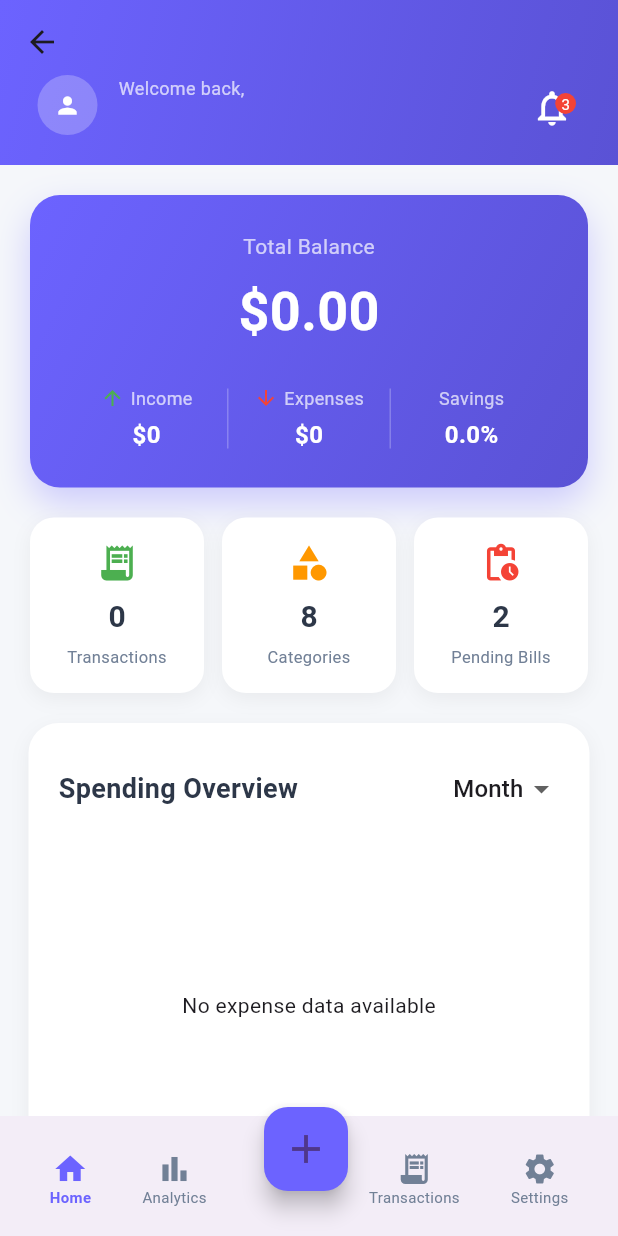
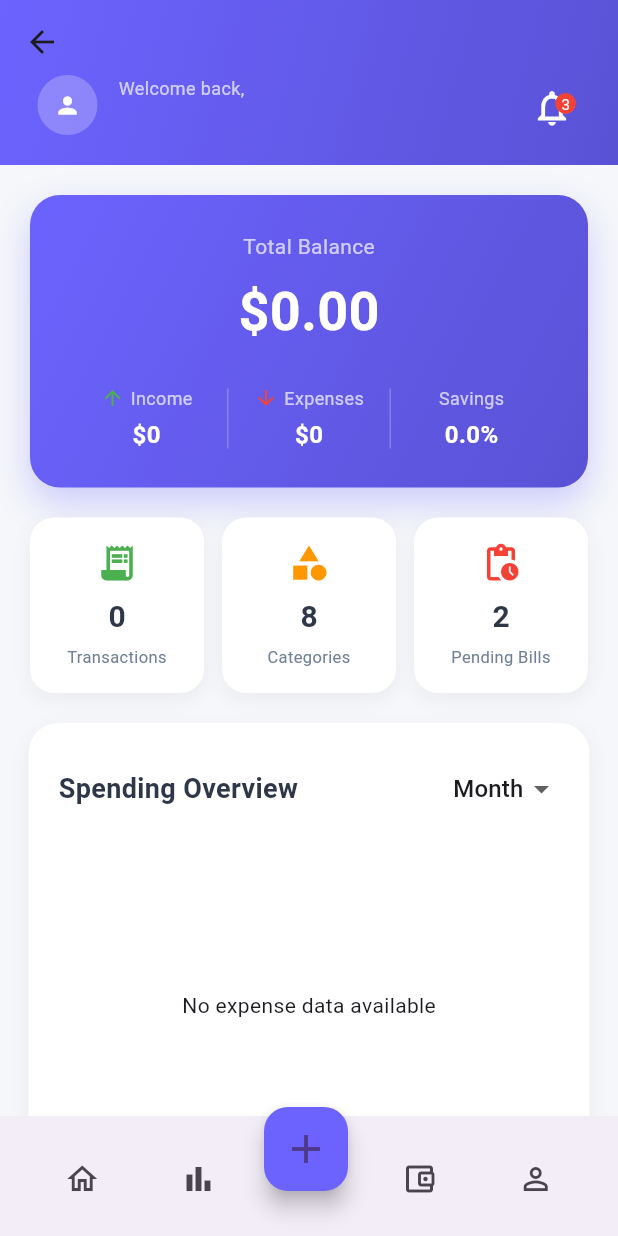
Before and after one commit to astrophileAqsa123/expense-tracker, a Flutter app: the DashboardScreen screen opened by its route, on a phone screen of 412 x 824 dp. Run offline on Flutter 3.47's test engine with Material 3 defaults, Android fonts, the phone set to English and light mode, and no system bars; our stand-ins replace cloud_firestore, firebase_auth, firebase_core, fl_chart, image_picker; missing offline and left inert: google_mlkit_text_recognition; accounts and stored records are empty.

Commit message:
analytics screens add

```diff
--- a/lib/screens/dashboard/dashboard_screen.dart
+++ b/lib/screens/dashboard/dashboard_screen.dart
@@ -7,6 +7,7 @@ import '../add_transaction/add_income_screen.dart';
 // 💡 Required imports for navigation
 import '../add_transaction/add_expense_screen.dart';
 import '../add_transaction/receipt_scanner.dart';
+import '../analytics/analytics_screen.dart';
 
 class DashboardScreen extends StatefulWidget {
   const DashboardScreen({super.key});
@@ -931,8 +932,7 @@ class _DashboardScreenState extends State<DashboardScreen> {
           onTap: () {
             Navigator.push(
               context,
-              MaterialPageRoute(
-                  builder: (context) => const AddExpenseScreen()),
+              MaterialPageRoute(builder: (context) => const AddExpenseScreen()),
             );
           },
         ),
@@ -959,7 +959,8 @@ class _DashboardScreenState extends State<DashboardScreen> {
             Navigator.push(
               context,
               MaterialPageRoute(
-                  builder: (context) => const ReceiptScannerScreen()),
+                builder: (context) => const ReceiptScannerScreen(),
+              ),
             );
           },
         ),
@@ -1021,29 +1022,51 @@ class _DashboardScreenState extends State<DashboardScreen> {
     return BottomAppBar(
       shape: const CircularNotchedRectangle(),
       notchMargin: 8,
-      child: const Padding(
-        padding: EdgeInsets.only(top: 4.0),
+      child: Padding(
+        padding: const EdgeInsets.only(top: 4.0),
         child: SizedBox(
           height: 60,
           child: Row(
             mainAxisAlignment: MainAxisAlignment.spaceAround,
             children: [
-              _NavItem(icon: Icons.home, label: 'Home', isActive: true),
-              _NavItem(
-                icon: Icons.bar_chart,
-                label: 'Analytics',
-                isActive: false,
+              // Home Button
+              IconButton(
+                icon: const Icon(Icons.home_outlined),
+                onPressed: () {
+                  // Already on Dashboard
+                },
               ),
-              SizedBox(width: 40),
-              _NavItem(
-                icon: Icons.receipt_long,
-                label: 'Transactions',
-                isActive: false,
+
+              // Analytics Button - UPDATED
+              IconButton(
+                icon: const Icon(Icons.bar_chart_outlined),
+                onPressed: () {
+                  Navigator.push(
+                    context,
+                    MaterialPageRoute(
+                      builder: (context) => const AnalyticsScreen(),
+                    ),
+                  );
+                },
               ),
-              _NavItem(
-                icon: Icons.settings,
-                label: 'Settings',
-                isActive: false,
+
+              // Spacer for the center FloatingActionButton
+              const SizedBox(width: 40),
+
+              // Wallet Button
+              IconButton(
+                icon: const Icon(Icons.account_balance_wallet_outlined),
+                onPressed: () {
+                  // Logic for wallet/accounts
+                },
+              ),
+
+              // Profile Button
+              IconButton(
+                icon: const Icon(Icons.person_outline),
+                onPressed: () {
+                  // Logic for profile/settings
+                },
               ),
             ],
           ),
@@ -1052,37 +1075,3 @@ class _DashboardScreenState extends State<DashboardScreen> {
     );
   }
 }
-
-class _NavItem extends StatelessWidget {
-  final IconData icon;
-  final String label;
-  final bool isActive;
-
-  const _NavItem({
-    required this.icon,
-    required this.label,
-    required this.isActive,
-  });
-
-  @override
-  Widget build(BuildContext context) {
-    return Column(
-      mainAxisSize: MainAxisSize.min,
-      children: [
-        Icon(
-          icon,
-          color: isActive ? const Color(0xFF6C63FF) : const Color(0xFF718096),
-          size: 24,
-        ),
-        Text(
-          label,
-          style: TextStyle(
-            fontSize: 10,
-            color: isActive ? const Color(0xFF6C63FF) : const Color(0xFF718096),
-            fontWeight: isActive ? FontWeight.bold : FontWeight.normal,
-          ),
-        ),
-      ],
-    );
-  }
-}
```
Also changed, not shown: lib/screens/add_transaction/receipt_scanner.dart (+117 -179 lines), lib/screens/analytics/analytics_screen.dart (+244 -0 lines).
